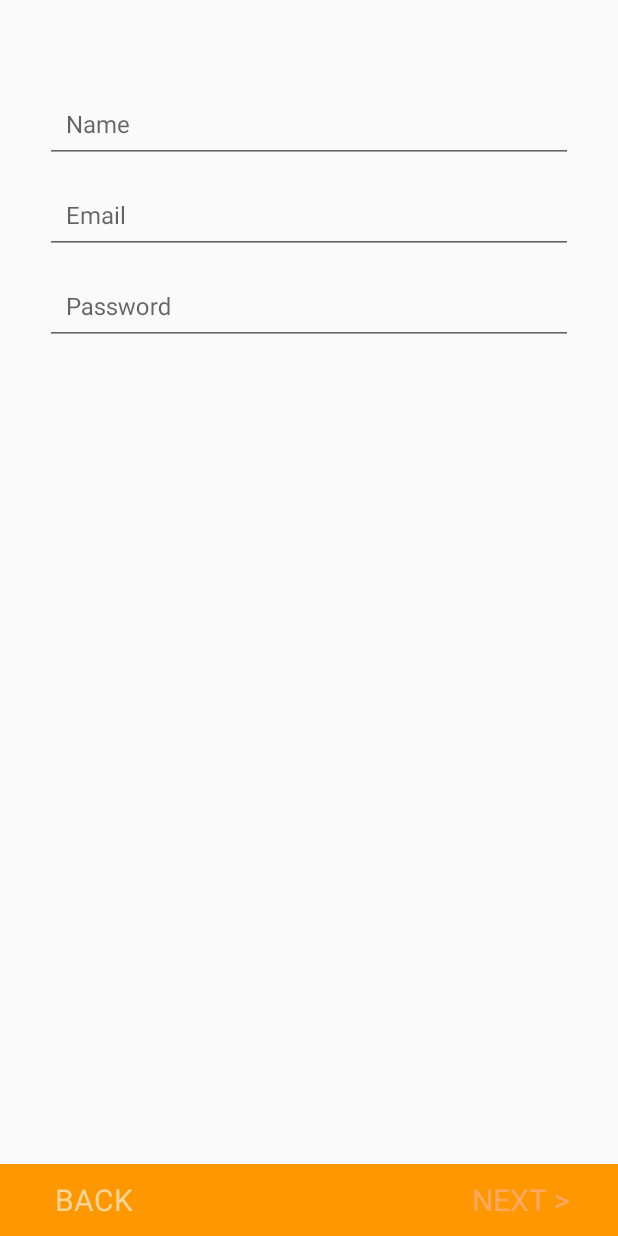
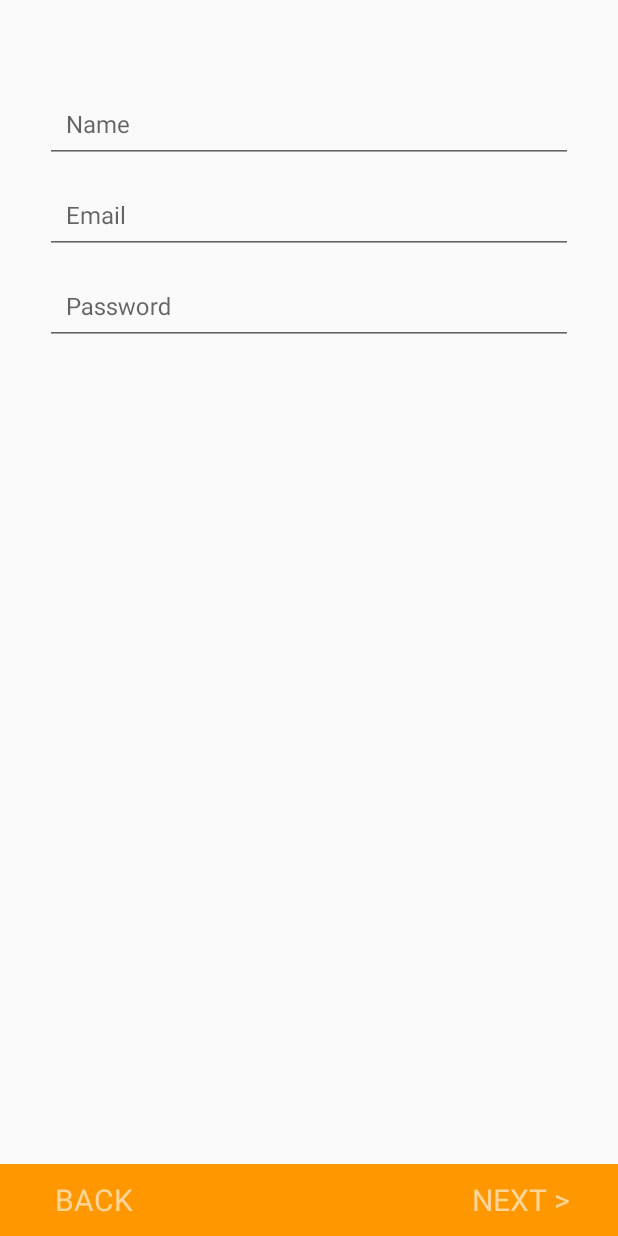
Before and after one commit to RunkDowN/CookApp_01, an Android app: the fragment RegisterFragment shown on its own in the app's theme, on a phone screen of 412 x 824 dp. Run offline under Robolectric (Android 15) with nearby library versions, the phone set to English and light mode, and no system bars; libraries missing offline, so code that uses them is left out: .

Commit message:
--- Creating Sign UP fragments

```diff
--- a/app/src/main/java/com/inc/runkdown/cookapp_01/RegisterFragment.java
+++ b/app/src/main/java/com/inc/runkdown/cookapp_01/RegisterFragment.java
@@ -3,6 +3,7 @@ package com.inc.runkdown.cookapp_01;
 import android.app.Fragment;
 import android.graphics.Color;
 import android.os.Bundle;
+import android.support.design.widget.TextInputLayout;
 import android.support.v7.app.AppCompatActivity;
 import android.text.Editable;
 import android.text.TextWatcher;
@@ -22,6 +23,7 @@ public class RegisterFragment extends android.support.v4.app.Fragment {
     EditText UsernameEt, PasswordEt, EmailEt;
     TextView Register;
     View rootView;
+    TextInputLayout inputLayoutUsername;
 
     public RegisterFragment(){
 
@@ -73,7 +75,7 @@ public class RegisterFragment extends android.support.v4.app.Fragment {
             Register.setTextColor(Color.argb(255, 255, 255, 255));
         }
         else {
-            Register.setTextColor(Color.argb(99, 254, 195, 255));
+            Register.setTextColor(getResources().getColor(R.color.botNav));
         }
 
     }
--- a/app/src/main/res/layout/login_fragment.xml
+++ b/app/src/main/res/layout/login_fragment.xml
@@ -77,7 +77,8 @@
             android:layout_height="match_parent"
             android:layout_gravity="right"
             android:layout_marginRight="32dp"
-            android:onClick="OnLogin">
+            android:onClick="OnLogin"
+           >
 
             <TextView
                 android:layout_width="wrap_content"
--- a/app/src/main/res/layout/register_fragment.xml
+++ b/app/src/main/res/layout/register_fragment.xml
@@ -15,7 +15,7 @@
         android:layout_weight="0.90">
 
         <android.support.design.widget.TextInputLayout
-            android:id="@+id/input_layout_name"
+            android:id="@+id/input_layout_name_reg"
             android:layout_width="match_parent"
             android:layout_height="wrap_content"
             android:layout_marginTop="48dp"
@@ -34,7 +34,7 @@
         </android.support.design.widget.TextInputLayout>
 
         <android.support.design.widget.TextInputLayout
-            android:id="@+id/input_layout_email"
+            android:id="@+id/input_layout_email_reg"
             android:layout_below="@+id/input_layout_name"
             android:layout_width="match_parent"
             android:layout_height="wrap_content"
@@ -53,7 +53,7 @@
         </android.support.design.widget.TextInputLayout>
 
         <android.support.design.widget.TextInputLayout
-            android:id="@+id/input_layout_password"
+            android:id="@+id/input_layout_password_reg"
             android:layout_below="@+id/input_layout_email"
             android:layout_width="match_parent"
             android:layout_height="wrap_content"
@@ -94,7 +94,7 @@
                 android:id="@+id/onBackId"
                 android:textSize="20sp"
                 android:layout_marginLeft="32dp"
-                android:textColor="#99ffffff"
+                android:textColor="@color/botNav"
                 android:layout_alignParentLeft="true"/>
 
             <TextView
@@ -105,7 +105,7 @@
                 android:textSize="20sp"
                 android:layout_marginRight="32dp"
                 android:gravity="right"
-                android:textColor="#99ffffff"
+                android:textColor="@color/botNav"
                 android:layout_alignParentRight="true"/>
 
         </RelativeLayout>
--- a/app/src/main/res/values/colors.xml
+++ b/app/src/main/res/values/colors.xml
@@ -7,5 +7,6 @@
     <color name="windowBackground">#646464</color>
     <color name="navigationBarColor">#000000</color>
     <color name="textInput">#646464</color>
+    <color name="botNav">#99ffffff</color>
 
 </resources>
```
Also changed, not shown: app/src/main/java/com/inc/runkdown/cookapp_01/LoginFragment.java (+18 -6 lines).
